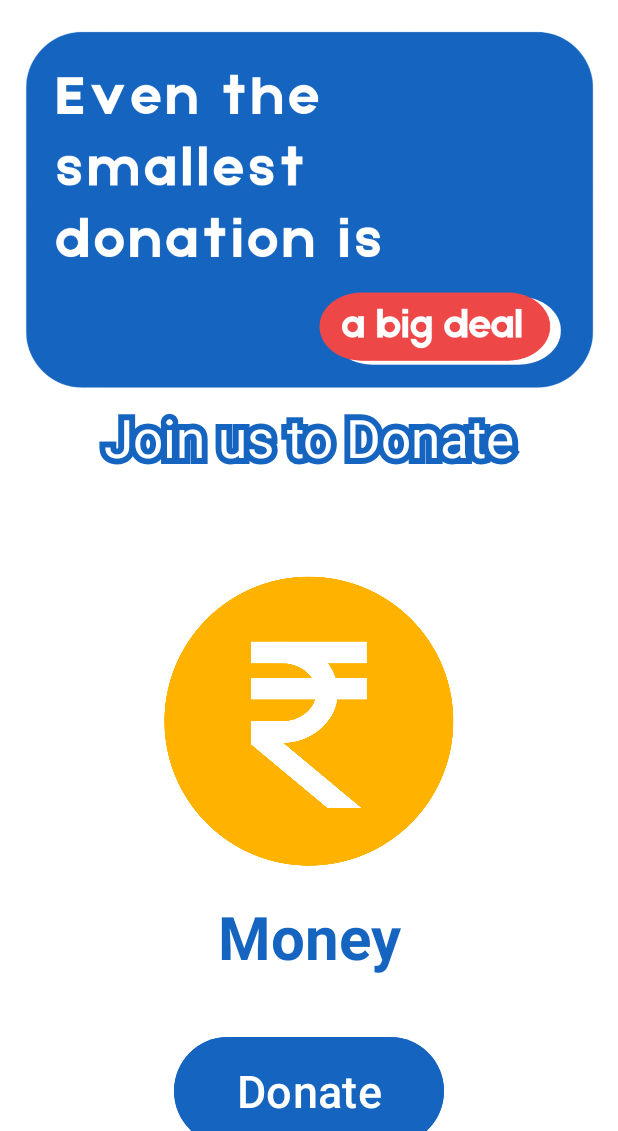
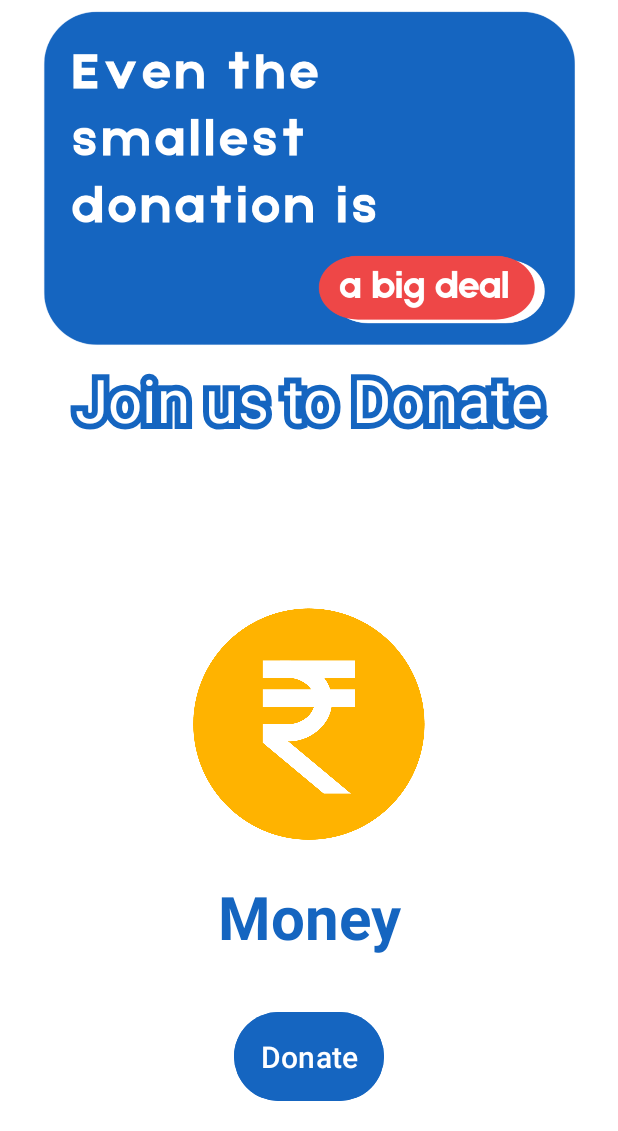
Before and after one commit to sohan-beniwal/Uplift, an Android app: the screen it shows after launch (MainActivity), on a phone screen of 412 x 824 dp, the part 105-1236 px from its top. Run offline under Robolectric (Android 15) with nearby library versions, the phone set to English and light mode, and no system bars.

Commit message:
Constraint Layout

```diff
--- a/app/build.gradle.kts
+++ b/app/build.gradle.kts
@@ -43,6 +43,7 @@ dependencies {
     implementation(libs.androidx.activity)
     implementation(libs.androidx.constraintlayout)
     testImplementation(libs.junit)
+    implementation ("androidx.constraintlayout:constraintlayout:2.1.4")
     androidTestImplementation(libs.androidx.junit)
     androidTestImplementation(libs.androidx.espresso.core)
 }
--- a/app/src/main/res/layout/activity_main.xml
+++ b/app/src/main/res/layout/activity_main.xml
@@ -1,4 +1,5 @@
-<androidx.constraintlayout.widget.ConstraintLayout xmlns:android="http://schemas.android.com/apk/res/android"
+<androidx.constraintlayout.widget.ConstraintLayout
+    xmlns:android="http://schemas.android.com/apk/res/android"
     xmlns:app="http://schemas.android.com/apk/res-auto"
     xmlns:tools="http://schemas.android.com/tools"
     android:id="@+id/main"
@@ -13,64 +14,72 @@
         android:layout_width="0dp"
         android:layout_height="70dp"
         app:layout_constraintTop_toTopOf="parent"
+        app:layout_constraintBottom_toTopOf="@id/heading"
         app:layout_constraintStart_toStartOf="parent"
         app:layout_constraintEnd_toEndOf="parent" />
 
     <ImageView
         android:id="@+id/heading"
-        android:layout_width="0dp"
-        android:layout_height="240dp"
-        android:layout_marginTop="20dp"
+        android:layout_width="wrap_content"
+        android:layout_height="0dp"
+        android:paddingTop="10px"
         android:src="@drawable/heading_2"
-        app:layout_constraintTop_toBottomOf="@id/app_bar"
+        app:layout_constraintDimensionRatio="16:9"
         app:layout_constraintStart_toStartOf="parent"
-        app:layout_constraintEnd_toEndOf="parent" />
+        app:layout_constraintEnd_toEndOf="parent"
+        app:layout_constraintTop_toBottomOf="@+id/app_bar"
+        />
 
     <com.example.uplift.uielements.CustomTextView
         android:id="@+id/outlinedText"
-        android:layout_width="wrap_content"
+        android:layout_width="0dp"
         android:layout_height="wrap_content"
         android:text="Join us to Donate"
         android:padding="10dp"
-        android:textSize="35dp"
-        android:textColor="@android:color/transparent"
+        android:textSize="40sp"
+         android:textColor="@android:color/transparent"
         app:layout_constraintTop_toBottomOf="@id/heading"
         app:layout_constraintStart_toStartOf="parent"
         app:layout_constraintEnd_toEndOf="parent" />
 
     <ImageSwitcher
         android:id="@+id/imageSwitcher"
-        android:layout_width="200dp"
-        android:layout_height="200dp"
-        android:layout_marginTop="50dp"
+        android:layout_width="160sp"
+        android:layout_height="160sp"
+        android:layout_marginTop="16dp"
         android:inAnimation="@android:anim/slide_in_left"
         android:outAnimation="@android:anim/slide_out_right"
         app:layout_constraintTop_toBottomOf="@id/outlinedText"
+        app:layout_constraintBottom_toBottomOf="@id/switch_text"
         app:layout_constraintStart_toStartOf="parent"
         app:layout_constraintEnd_toEndOf="parent" />
 
     <TextSwitcher
         android:id="@+id/switch_text"
         android:layout_width="wrap_content"
-        android:layout_height="70dp"
-        android:layout_marginTop="20dp"
+        android:layout_height="wrap_content"
+        android:layout_marginTop="8dp"
         android:inAnimation="@android:anim/slide_in_left"
         android:outAnimation="@android:anim/slide_out_right"
         app:layout_constraintTop_toBottomOf="@id/imageSwitcher"
+        app:layout_constraintBottom_toTopOf="@id/btn_donate"
         app:layout_constraintStart_toStartOf="parent"
         app:layout_constraintEnd_toEndOf="parent" />
 
     <Button
         android:id="@+id/btn_donate"
-        android:layout_width="180dp"
-        android:layout_height="80dp"
-        android:layout_marginTop="20dp"
+        android:layout_width="100sp"
+        android:layout_height="wrap_content"
+        android:layout_marginTop="16dp"
+        android:padding="16dp"
         android:backgroundTint="@color/app_bar_color"
         android:text="Donate"
         android:textColor="@android:color/white"
-        android:textSize="30sp"
-        app:layout_constraintTop_toBottomOf="@id/switch_text"
-        app:layout_constraintStart_toStartOf="parent"
-        app:layout_constraintEnd_toEndOf="parent" />
+        android:textSize="20sp"
+        app:flow_verticalAlign="bottom"
+        app:layout_constraintBottom_toBottomOf="parent"
+    app:layout_constraintTop_toBottomOf="@id/switch_text"
+    app:layout_constraintStart_toStartOf="parent"
+    app:layout_constraintEnd_toEndOf="parent" />
 
 </androidx.constraintlayout.widget.ConstraintLayout>
```
